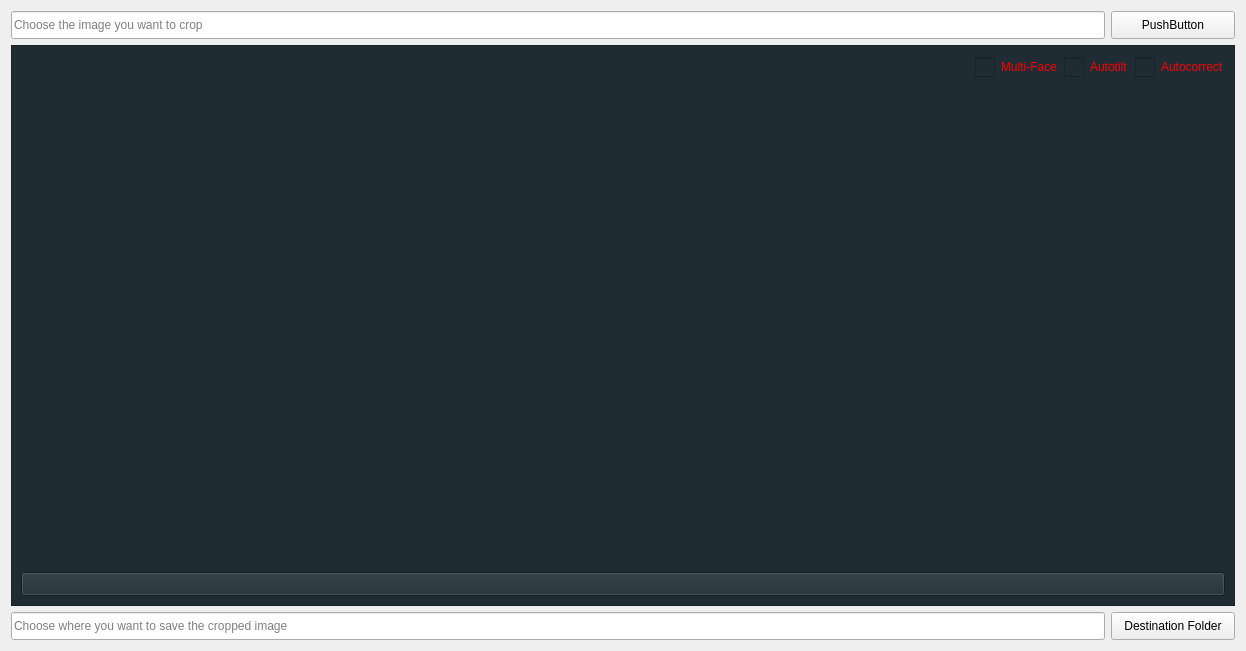
First picture: the form in resources/forms/crop_photo_widget.ui, repository gregorycarnegie/autocrop, before the edit.
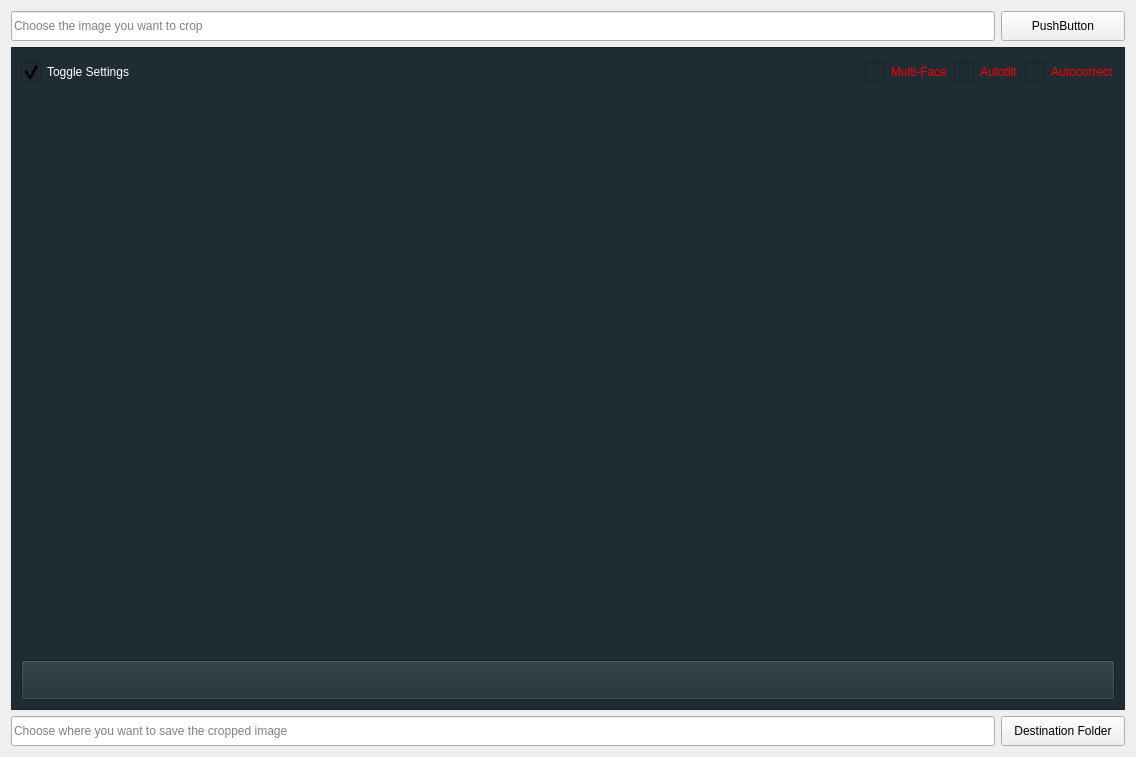
Second picture: the form after the edit. Icons and pictures are not drawn.

Patch:
```diff
--- a/resources/forms/crop_photo_widget.ui
+++ b/resources/forms/crop_photo_widget.ui
@@ -6,20 +6,20 @@
    <rect>
     <x>0</x>
     <y>0</y>
-    <width>1246</width>
-    <height>651</height>
+    <width>1136</width>
+    <height>757</height>
    </rect>
   </property>
   <property name="windowTitle">
    <string>Form</string>
   </property>
-  <layout class="QVBoxLayout" name="verticalLayout_2" stretch="1,20,1">
+  <layout class="QVBoxLayout" name="verticalLayout_2">
    <item>
-    <layout class="QHBoxLayout" name="horizontalLayout_2" stretch="20,1">
+    <layout class="QHBoxLayout" name="horizontalLayout_2" stretch="1,0">
      <item>
       <widget class="QLineEdit" name="photoLineEdit">
        <property name="sizePolicy">
-        <sizepolicy hsizetype="Expanding" vsizetype="Expanding">
+        <sizepolicy hsizetype="Expanding" vsizetype="Fixed">
          <horstretch>0</horstretch>
          <verstretch>0</verstretch>
         </sizepolicy>
@@ -27,13 +27,13 @@
        <property name="minimumSize">
         <size>
          <width>0</width>
-         <height>24</height>
+         <height>30</height>
         </size>
        </property>
        <property name="maximumSize">
         <size>
          <width>16777215</width>
-         <height>16777215</height>
+         <height>30</height>
         </size>
        </property>
        <property name="inputMethodHints">
@@ -47,7 +47,7 @@
      <item>
       <widget class="QPushButton" name="photoButton">
        <property name="sizePolicy">
-        <sizepolicy hsizetype="Expanding" vsizetype="Expanding">
+        <sizepolicy hsizetype="Expanding" vsizetype="Fixed">
          <horstretch>0</horstretch>
          <verstretch>0</verstretch>
         </sizepolicy>
@@ -55,13 +55,13 @@
        <property name="minimumSize">
         <size>
          <width>124</width>
-         <height>24</height>
+         <height>30</height>
         </size>
        </property>
        <property name="maximumSize">
         <size>
          <width>16777215</width>
-         <height>16777215</height>
+         <height>30</height>
         </size>
        </property>
        <property name="text">
@@ -92,9 +92,39 @@
      <property name="frameShadow">
       <enum>QFrame::Raised</enum>
      </property>
-     <layout class="QVBoxLayout" name="verticalLayout" stretch="1,20,1">
+     <layout class="QVBoxLayout" name="verticalLayout_4" stretch="0,0,0">
       <item>
-       <layout class="QHBoxLayout" name="horizontalLayout_1" stretch="20,0,0,0">
+       <layout class="QHBoxLayout" name="horizontalLayout_1" stretch="0,20,0,0,0">
+        <item>
+         <widget class="QCheckBox" name="toggleCheckBox">
+          <property name="styleSheet">
+           <string notr="true">QCheckBox:unchecked{color: red}
+QCheckBox:checked{color: white}
+QCheckBox::indicator{
+	width: 20px;
+	height: 20px;
+}
+QCheckBox::indicator:checked{
+	image: url(:/resources/icons/checkbox_checked.svg);
+}
+QCheckBox::indicator:unchecked{
+	image: url(:/resources/icons/checkbox_unchecked.svg);
+}
+QCheckBox::indicator:checked:hover{
+	image: url(:/resources/icons/checkbox_checked_hover.svg);
+}
+QCheckBox::indicator:unchecked:hover{
+	image: url(:/resources/icons/checkbox_unchecked_hover.svg);
+}</string>
+          </property>
+          <property name="text">
+           <string>Toggle Settings</string>
+          </property>
+          <property name="checked">
+           <bool>true</bool>
+          </property>
+         </widget>
+        </item>
         <item>
          <spacer name="horizontalSpacer">
           <property name="orientation">
@@ -111,11 +141,23 @@
         <item>
          <widget class="QCheckBox" name="mfaceCheckBox">
           <property name="sizePolicy">
-           <sizepolicy hsizetype="Expanding" vsizetype="Expanding">
+           <sizepolicy hsizetype="Expanding" vsizetype="Fixed">
             <horstretch>0</horstretch>
             <verstretch>0</verstretch>
            </sizepolicy>
           </property>
+          <property name="minimumSize">
+           <size>
+            <width>0</width>
+            <height>30</height>
+           </size>
+          </property>
+          <property name="maximumSize">
+           <size>
+            <width>16777215</width>
+            <height>30</height>
+           </size>
+          </property>
           <property name="styleSheet">
            <string notr="true">QCheckBox:unchecked{color: red}
 QCheckBox:checked{color: white}
@@ -144,11 +186,23 @@
         <item>
          <widget class="QCheckBox" name="tiltCheckBox">
           <property name="sizePolicy">
-           <sizepolicy hsizetype="Expanding" vsizetype="Expanding">
+           <sizepolicy hsizetype="Expanding" vsizetype="Fixed">
             <horstretch>0</horstretch>
             <verstretch>0</verstretch>
            </sizepolicy>
           </property>
+          <property name="minimumSize">
+           <size>
+            <width>0</width>
+            <height>30</height>
+           </size>
+          </property>
+          <property name="maximumSize">
+           <size>
+            <width>16777215</width>
+            <height>30</height>
+           </size>
+          </property>
           <property name="styleSheet">
            <string notr="true">QCheckBox:unchecked{color: red}
 QCheckBox:checked{color: white}
@@ -177,11 +231,23 @@
         <item>
          <widget class="QCheckBox" name="exposureCheckBox">
           <property name="sizePolicy">
-           <sizepolicy hsizetype="Expanding" vsizetype="Expanding">
+           <sizepolicy hsizetype="Expanding" vsizetype="Fixed">
             <horstretch>0</horstretch>
             <verstretch>0</verstretch>
            </sizepolicy>
           </property>
+          <property name="minimumSize">
+           <size>
+            <width>0</width>
+            <height>30</height>
+           </size>
+          </property>
+          <property name="maximumSize">
+           <size>
+            <width>16777215</width>
+            <height>30</height>
+           </size>
+          </property>
           <property name="styleSheet">
            <string notr="true">QCheckBox:unchecked{color: red}
 QCheckBox:checked{color: white}
@@ -213,25 +279,30 @@
        <widget class="QWidget" name="imageWidget" native="true">
         <property name="sizePolicy">
          <sizepolicy hsizetype="Expanding" vsizetype="Expanding">
-          <horstretch>0</horstretch>
-          <verstretch>0</verstretch>
+          <horstretch>1</horstretch>
+          <verstretch>1</verstretch>
          </sizepolicy>
         </property>
         <property name="minimumSize">
          <size>
-          <width>200</width>
-          <height>200</height>
+          <width>0</width>
+          <height>0</height>
          </size>
         </property>
         <property name="styleSheet">
          <string notr="true"/>
         </property>
+        <layout class="QHBoxLayout" name="horizontalLayout" stretch="0">
+         <item>
+          <widget class="QWidget" name="controlWidget" native="true"/>
+         </item>
+        </layout>
        </widget>
       </item>
       <item>
        <widget class="QPushButton" name="cropButton">
         <property name="sizePolicy">
-         <sizepolicy hsizetype="Expanding" vsizetype="Expanding">
+         <sizepolicy hsizetype="Expanding" vsizetype="Fixed">
           <horstretch>0</horstretch>
           <verstretch>0</verstretch>
          </sizepolicy>
@@ -239,13 +310,13 @@
         <property name="minimumSize">
          <size>
           <width>0</width>
-          <height>24</height>
+          <height>40</height>
          </size>
         </property>
         <property name="maximumSize">
          <size>
           <width>16777215</width>
-          <height>16777215</height>
+          <height>40</height>
          </size>
         </property>
         <property name="text">
@@ -261,11 +332,11 @@
     </widget>
    </item>
    <item>
-    <layout class="QHBoxLayout" name="horizontalLayout_3" stretch="20,1">
+    <layout class="QHBoxLayout" name="horizontalLayout_3" stretch="1,0">
      <item>
       <widget class="QLineEdit" name="destinationLineEdit">
        <property name="sizePolicy">
-        <sizepolicy hsizetype="Expanding" vsizetype="Expanding">
+        <sizepolicy hsizetype="Expanding" vsizetype="Fixed">
          <horstretch>0</horstretch>
          <verstretch>0</verstretch>
         </sizepolicy>
@@ -273,13 +344,13 @@
        <property name="minimumSize">
         <size>
          <width>0</width>
-         <height>24</height>
+         <height>30</height>
         </size>
        </property>
        <property name="maximumSize">
         <size>
          <width>16777215</width>
-         <height>16777215</height>
+         <height>30</height>
         </size>
        </property>
        <property name="inputMethodHints">
@@ -293,7 +364,7 @@
      <item>
       <widget class="QPushButton" name="destinationButton">
        <property name="sizePolicy">
-        <sizepolicy hsizetype="Expanding" vsizetype="Expanding">
+        <sizepolicy hsizetype="Expanding" vsizetype="Fixed">
          <horstretch>0</horstretch>
          <verstretch>0</verstretch>
         </sizepolicy>
@@ -301,13 +372,13 @@
        <property name="minimumSize">
         <size>
          <width>124</width>
-         <height>24</height>
+         <height>30</height>
         </size>
        </property>
        <property name="maximumSize">
         <size>
          <width>16777215</width>
-         <height>16777215</height>
+         <height>30</height>
         </size>
        </property>
        <property name="text">
```
Left out of the diff: 23 changed lines with no effect on the pictures.
